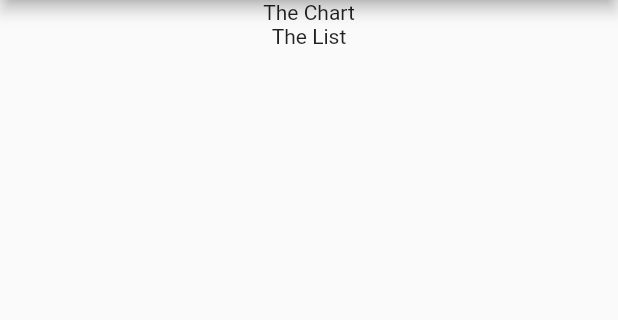
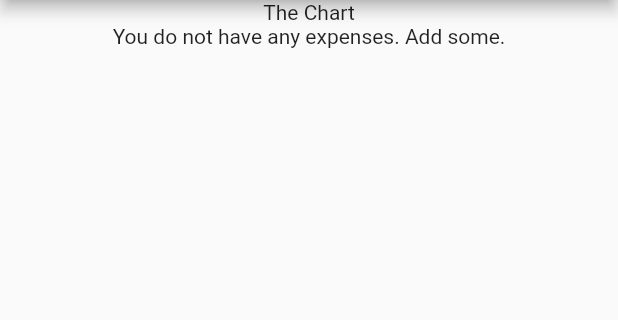
Before and after one commit to lbnmahs/expenser, a Flutter app: the Expenses screen opened directly, on a phone screen of 412 x 824 dp, the part 84-404 px from its top. Run offline on Flutter 3.47's test engine with Material 2 defaults, Android fonts, the phone set to English and light mode, and no system bars; statements that could not run were skipped.

Commit message:
Expense Card config

```diff
--- a/lib/expenses.dart
+++ b/lib/expenses.dart
@@ -28,7 +28,12 @@ class _Expenses extends State<Expenses>{
 
   @override
   Widget build(BuildContext context) {
+    Widget mainContent = const Center(
+      child: Text('You do not have any expenses. Add some.'),
+    );
+    if(_expenseList.isNotEmpty){
 
+    }
     return Scaffold(
       appBar: AppBar(
         title: const Text('Expense Tracker'),
@@ -39,11 +44,11 @@ class _Expenses extends State<Expenses>{
           )
         ],
       ),
-      body: const Center(
+      body: Center(
         child: Column(
           children: [
-            Text('The Chart'),
-            Text('The List')
+            const Text('The Chart'),
+            mainContent
           ],
         ),
       ),
```
Also changed, not shown: lib/widgets/expenses/expense_list.dart (+27 -0 lines).
